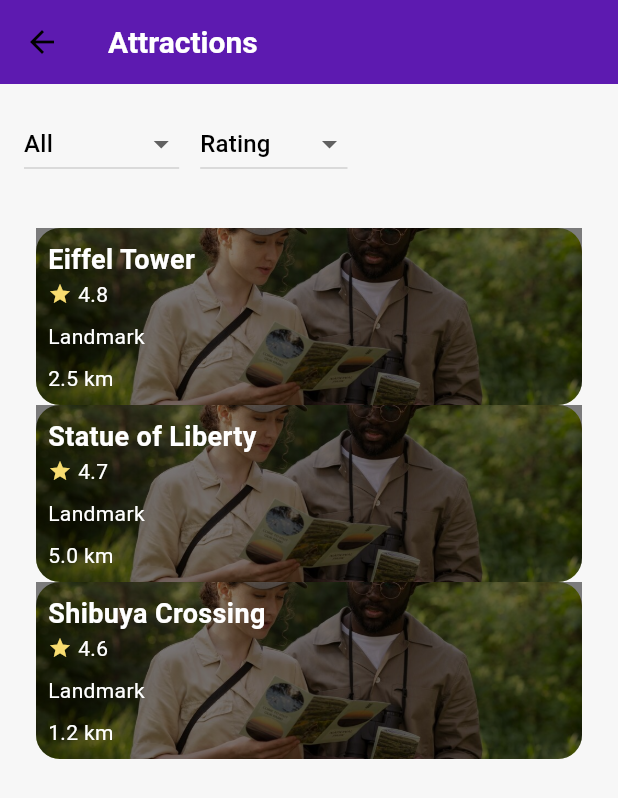
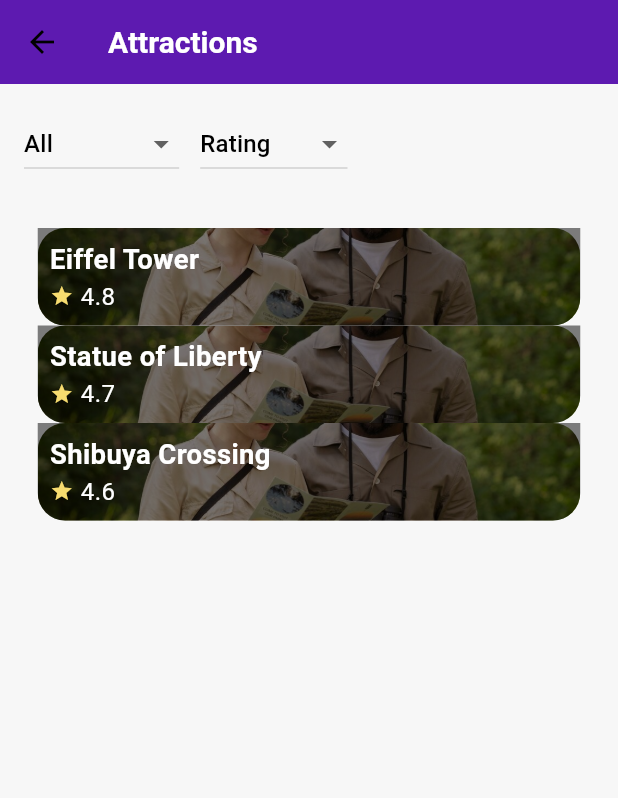
Before and after one commit to mazino-ux/CitiGuideApp, a Flutter app: the AttractionListScreen screen opened directly, on a phone screen of 412 x 824 dp. Shown: the top 798 px of the screen. Run offline on Flutter 3.47's test engine with Material 3 defaults, Android fonts, the phone set to English and light mode, and no system bars; our stand-ins replace cached_network_image, flutter_dotenv, flutter_rating_bar, flutter_screenutil, flutter_staggered_animations, font_awesome_flutter and 7 more; accounts and stored records are empty.

Commit message:
refactor: add responsiveness & remove some parameters

```diff
--- a/lib/presentation/attractions/attraction_list.dart
+++ b/lib/presentation/attractions/attraction_list.dart
@@ -98,8 +98,6 @@
                   name: attraction['name'],
                   image: attraction['image'],
                   rating: attraction['rating'],
-                  category: attraction['category'],
-                  distance: attraction['distance'],
                 );
               },
             ),
--- a/lib/widgets/attraction_card.dart
+++ b/lib/widgets/attraction_card.dart
@@ -1,29 +1,53 @@
 import 'package:flutter/material.dart';
-// import 'package:citi_guide_app/core/theme/app_theme.dart';
+import 'package:flutter_screenutil/flutter_screenutil.dart';
 
 class AttractionCard extends StatelessWidget {
   final String name;
   final String image;
   final double rating;
-  final String category; // Add category parameter
-  final String distance; // Add distance parameter
 
   const AttractionCard({
     super.key,
     required this.name,
     required this.image,
     required this.rating,
-    required this.category, // Include in constructor
-    required this.distance, // Include in constructor
   });
 
   @override
   Widget build(BuildContext context) {
+    final screenWidth = MediaQuery.of(context).size.width;
+
+    // Define scale factors
+    double cardWidth;
+    double titleFontSize;
+    double ratingFontSize;
+    double iconSize;
+
+    if (screenWidth >= 1024) {
+      // Desktop
+      cardWidth = 100.w;
+      titleFontSize = 6.sp;
+      ratingFontSize = 6.sp;
+      iconSize = 7.sp;
+    } else if (screenWidth >= 600) {
+      // Tablet
+      cardWidth = 120.w;
+      titleFontSize = 10.sp;
+      ratingFontSize = 10.sp;
+      iconSize = 12.sp;
+    } else {
+      // Mobile
+      cardWidth = 150.w;
+      titleFontSize = 16.sp;
+      ratingFontSize = 14.sp;
+      iconSize = 14.sp;
+    }
+
     return Container(
-      width: 150,
-      margin: const EdgeInsets.symmetric(horizontal: 8),
+      width: cardWidth,
+      margin: EdgeInsets.symmetric(horizontal: 8.w),
       decoration: BoxDecoration(
-        borderRadius: BorderRadius.circular(16),
+        borderRadius: BorderRadius.circular(16.r),
         image: DecorationImage(
           image: AssetImage(image),
           fit: BoxFit.cover,
@@ -33,12 +57,12 @@
         mainAxisAlignment: MainAxisAlignment.end,
         children: [
           Container(
-            padding: const EdgeInsets.all(8),
+            padding: EdgeInsets.all(8),
             decoration: BoxDecoration(
-              color: Colors.black.withAlpha(128), // Replaced withAlpha
-              borderRadius: const BorderRadius.only(
-                bottomLeft: Radius.circular(16),
-                bottomRight: Radius.circular(16),
+              color: Colors.black.withAlpha(128),
+              borderRadius: BorderRadius.only(
+                bottomLeft: Radius.circular(16.r),
+                bottomRight: Radius.circular(16.r),
               ),
             ),
             child: Column(
@@ -46,40 +70,30 @@
               children: [
                 Text(
                   name,
-                  style: const TextStyle(
-                    fontSize: 18,
+                  maxLines: 1,
+                  overflow: TextOverflow.ellipsis,
+                  style: TextStyle(
+                    fontSize: titleFontSize,
                     fontWeight: FontWeight.bold,
                     color: Colors.white,
                   ),
                 ),
                 Row(
                   children: [
-                     Icon(Icons.star, color: Theme.of(context).colorScheme.secondary, size: 16),
-                    const SizedBox(width: 4),
+                    Icon(
+                      Icons.star,
+                      color: Theme.of(context).colorScheme.secondary,
+                      size: iconSize,
+                    ),
+                    SizedBox(width: 4.w),
                     Text(
                       rating.toString(),
-                      style: const TextStyle(
-                        fontSize: 14,
+                      style: TextStyle(
+                        fontSize: ratingFontSize,
                         color: Colors.white,
                       ),
                     ),
                   ],
-                ),
-                const SizedBox(height: 8),
-                Text(
-                  category, // Display category
-                  style: const TextStyle(
-                    fontSize: 14,
-                    color: Colors.white,
-                  ),
-                ),
-                const SizedBox(height: 8),
-                Text(
-                  distance, // Display distance
-                  style: const TextStyle(
-                    fontSize: 14,
-                    color: Colors.white,
-                  ),
                 ),
               ],
             ),
```
